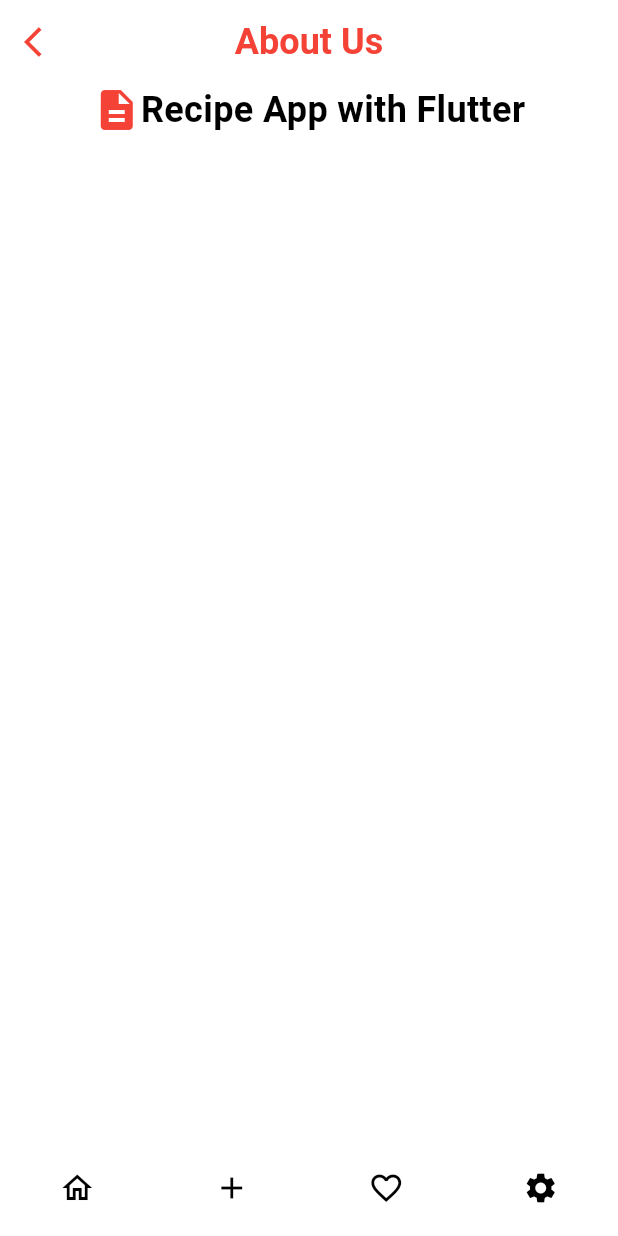
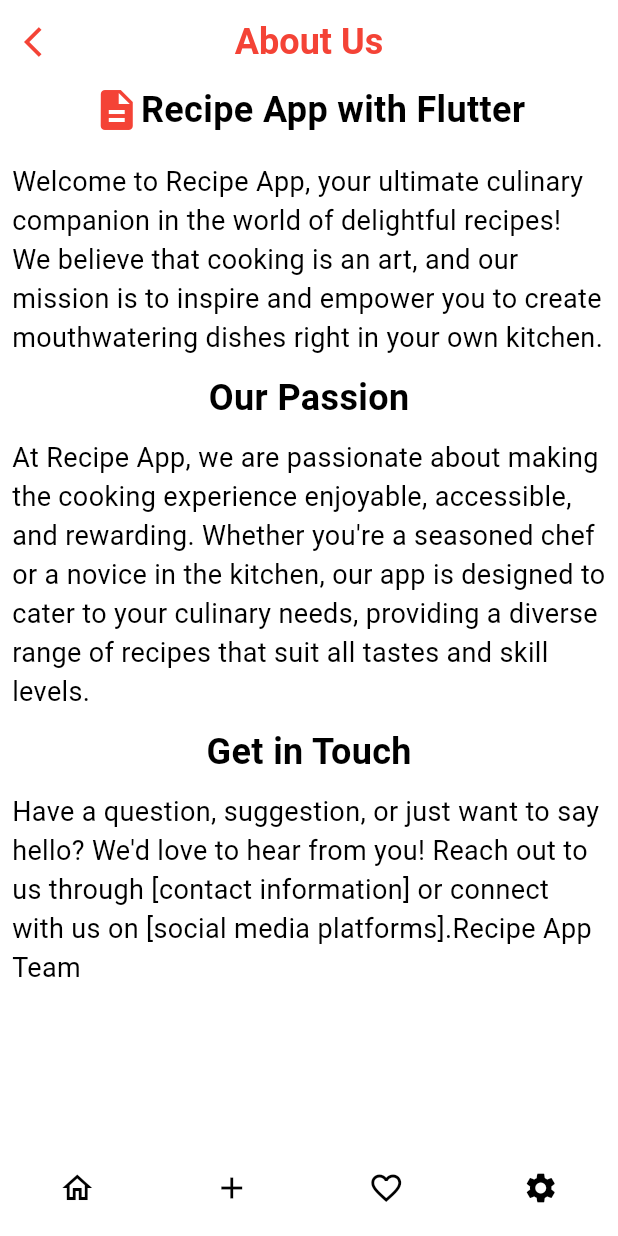
Before and after one commit to yusufgokhankuyu/Recipe_App_With_Flutter_YGK, a Flutter app: the AboutPage screen opened directly, on a phone screen of 412 x 824 dp. Run offline on Flutter 3.47's test engine with Material 3 defaults, Android fonts, the phone set to English and light mode, and no system bars; our stand-ins replace cloud_firestore, firebase_auth, firebase_core, flutter_svg, fluttertoast, google_sign_in; accounts and stored records are empty; generated files the repository leaves out were written again; Roboto replaces fonts that are missing (SFProText).

Commit message:
About Page content is added

```diff
--- a/lib/screens/about_page.dart
+++ b/lib/screens/about_page.dart
@@ -27,7 +27,8 @@ class AboutPage extends StatelessWidget {
               color: Colors.red, fontSize: 24, fontWeight: FontWeight.bold),
         ),
       ),
-      body: Center(
+      body: const SingleChildScrollView(
+        child: Center(
           child: Column(
             children: [
               Row(
@@ -39,9 +40,61 @@ class AboutPage extends StatelessWidget {
                     style: TextStyle(fontSize: 24, fontWeight: FontWeight.bold),
                   )
                 ],
+              ),
+              SizedBox(
+                height: 10,
+              ),
+              Padding(
+                padding: EdgeInsets.all(8.0),
+                child: Column(
+                  children: [
+                    Text(
+                      "Welcome to Recipe App, your ultimate culinary companion in the world of delightful recipes! We believe that cooking is an art, and our mission is to inspire and empower you to create mouthwatering dishes right in your own kitchen.",
+                      style: TextStyle(
+                        fontSize: 18,
+                      ),
+                    ),
+                    SizedBox(
+                      height: 10,
+                    ),
+                    Text(
+                      "Our Passion",
+                      style:
+                          TextStyle(fontSize: 24, fontWeight: FontWeight.bold),
+                    ),
+                    SizedBox(
+                      height: 10,
+                    ),
+                    Text(
+                      "At Recipe App, we are passionate about making the cooking experience enjoyable, accessible, and rewarding. Whether you're a seasoned chef or a novice in the kitchen, our app is designed to cater to your culinary needs, providing a diverse range of recipes that suit all tastes and skill levels.",
+                      style: TextStyle(
+                        fontSize: 18,
+                      ),
+                    ),
+                    SizedBox(
+                      height: 10,
+                    ),
+                    Text(
+                      "Get in Touch",
+                      style:
+                          TextStyle(fontSize: 24, fontWeight: FontWeight.bold),
+                    ),
+                    SizedBox(
+                      height: 10,
+                    ),
+                    Text(
+                      "Have a question, suggestion, or just want to say hello? We'd love to hear from you! Reach out to us through [contact information] or connect with us on [social media platforms].Recipe App Team",
+                      style: TextStyle(
+                        fontSize: 18,
+                      ),
+                    ),
+                  ],
+                ),
               )
             ],
-      )),
+          ),
+        ),
+      ),
       bottomNavigationBar: const MyBottomNavigationBar(),
     );
   }
```
Lines whose indentation alone changed are shown as unchanged.
